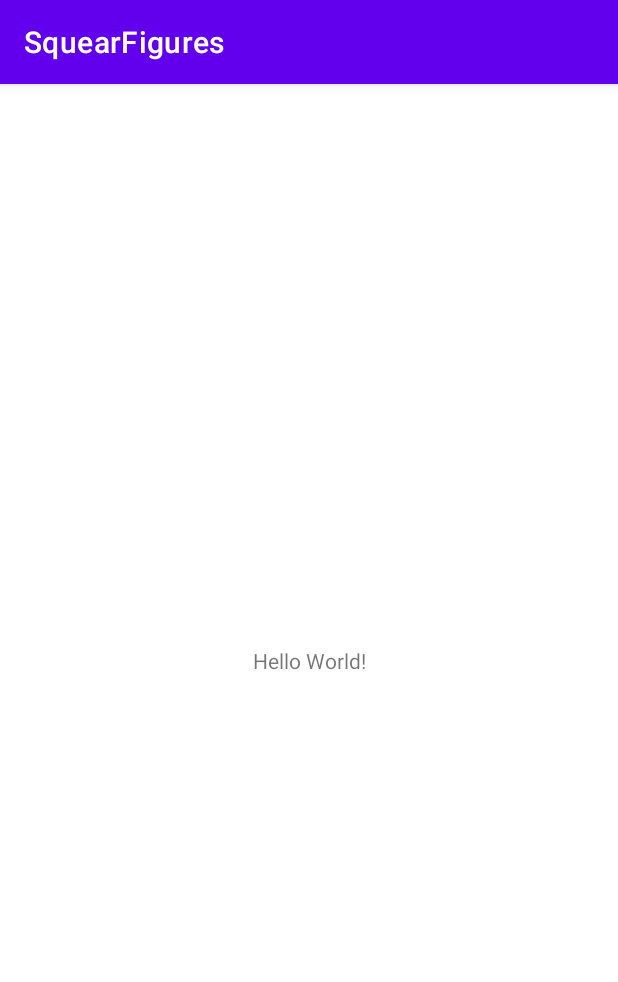
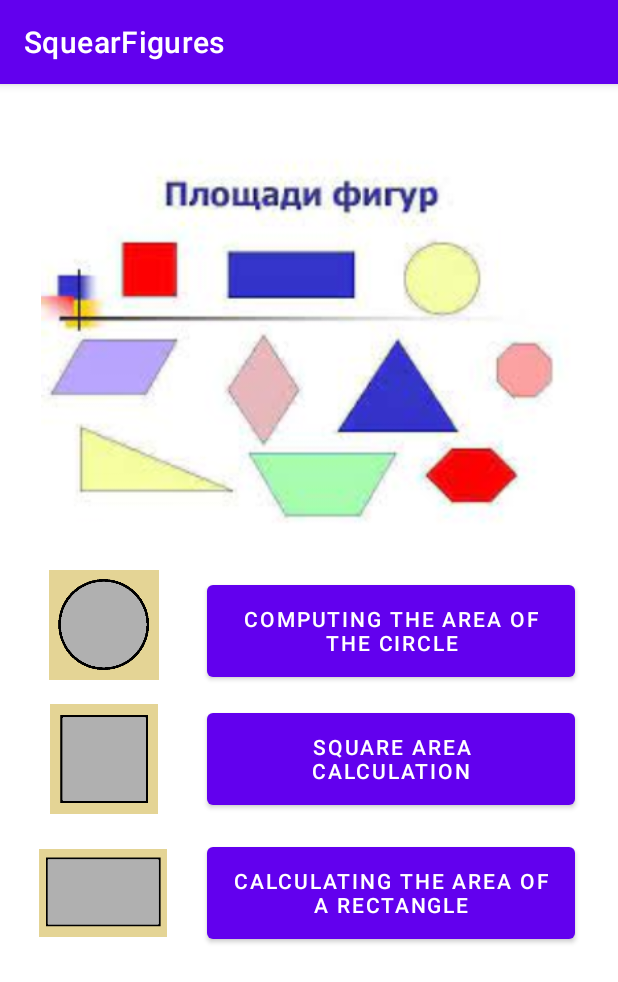
Before and after one commit to ArtemZonov/SquearFigures, an Android app: the screen it shows after launch (MainActivity), on a phone screen of 412 x 824 dp. Shown: the top 982 px of the screen. Run offline under Robolectric (Android 15) with nearby library versions, the phone set to English and light mode, and no system bars.

Commit message:
added views

```diff
--- a/app/src/main/java/com/jkdajac/squearfigures/MainActivity.kt
+++ b/app/src/main/java/com/jkdajac/squearfigures/MainActivity.kt
@@ -7,5 +7,7 @@ class MainActivity : AppCompatActivity() {
     override fun onCreate(savedInstanceState: Bundle?) {
         super.onCreate(savedInstanceState)
         setContentView(R.layout.activity_main)
+
+
     }
 }
--- a/app/src/main/res/layout/activity_main.xml
+++ b/app/src/main/res/layout/activity_main.xml
@@ -6,13 +6,81 @@
     android:layout_height="match_parent"
     tools:context=".MainActivity">
 
-    <TextView
-        android:layout_width="wrap_content"
-        android:layout_height="wrap_content"
-        android:text="Hello World!"
-        app:layout_constraintBottom_toBottomOf="parent"
-        app:layout_constraintLeft_toLeftOf="parent"
-        app:layout_constraintRight_toRightOf="parent"
-        app:layout_constraintTop_toTopOf="parent" />
+    <ImageView
+        android:id="@+id/ivImage"
+        android:layout_width="356dp"
+        android:layout_height="276dp"
+        android:layout_marginTop="24dp"
+        app:layout_constraintEnd_toEndOf="parent"
+        app:layout_constraintHorizontal_bias="0.49"
+        app:layout_constraintStart_toStartOf="parent"
+        app:layout_constraintTop_toTopOf="parent"
+        app:srcCompat="@drawable/squears_figures" />
+
+    <ImageView
+        android:id="@+id/ivCircle"
+        android:layout_width="85dp"
+        android:layout_height="73dp"
+        android:layout_marginTop="24dp"
+        app:layout_constraintEnd_toEndOf="parent"
+        app:layout_constraintHorizontal_bias="0.082"
+        app:layout_constraintStart_toStartOf="parent"
+        app:layout_constraintTop_toBottomOf="@+id/ivImage"
+        app:srcCompat="@drawable/circle" />
+
+    <Button
+        android:id="@+id/btCircle"
+        android:layout_width="245dp"
+        android:layout_height="73dp"
+        android:layout_marginTop="28dp"
+        android:shadowColor="#A88417"
+        android:text="Computing the area of the circle"
+        app:layout_constraintEnd_toEndOf="parent"
+        app:layout_constraintHorizontal_bias="0.478"
+        app:layout_constraintStart_toEndOf="@+id/ivCircle"
+        app:layout_constraintTop_toBottomOf="@+id/ivImage" />
+
+    <ImageView
+        android:id="@+id/ivSquear"
+        android:layout_width="85dp"
+        android:layout_height="73dp"
+        android:layout_marginTop="16dp"
+        app:layout_constraintEnd_toEndOf="parent"
+        app:layout_constraintHorizontal_bias="0.081"
+        app:layout_constraintStart_toStartOf="parent"
+        app:layout_constraintTop_toBottomOf="@+id/ivCircle"
+        app:srcCompat="@drawable/squear" />
+
+    <Button
+        android:id="@+id/btSquear"
+        android:layout_width="245dp"
+        android:layout_height="73dp"
+        android:layout_marginTop="12dp"
+        android:text="Square area calculation"
+        app:layout_constraintEnd_toEndOf="@+id/btCircle"
+        app:layout_constraintHorizontal_bias="0.0"
+        app:layout_constraintStart_toStartOf="@+id/btCircle"
+        app:layout_constraintTop_toBottomOf="@+id/btCircle" />
+
+    <ImageView
+        android:id="@+id/ivRectangle"
+        android:layout_width="85dp"
+        android:layout_height="73dp"
+        android:layout_marginTop="16dp"
+        app:layout_constraintEnd_toEndOf="parent"
+        app:layout_constraintHorizontal_bias="0.08"
+        app:layout_constraintStart_toStartOf="parent"
+        app:layout_constraintTop_toBottomOf="@+id/ivSquear"
+        app:srcCompat="@drawable/rectangle" />
+
+    <Button
+        android:id="@+id/btRectangle"
+        android:layout_width="245dp"
+        android:layout_height="73dp"
+        android:layout_marginTop="16dp"
+        android:text="Calculating the area of a rectangle"
+        app:layout_constraintEnd_toEndOf="@+id/btSquear"
+        app:layout_constraintStart_toStartOf="@+id/btSquear"
+        app:layout_constraintTop_toBottomOf="@+id/btSquear" />
 
 </androidx.constraintlayout.widget.ConstraintLayout>
```
Also changed, not shown: app/src/main/res/drawable-v24/circle.png (added), app/src/main/res/drawable-v24/rectangle.png (added), app/src/main/res/drawable-v24/squear.png (added), app/src/main/res/drawable-v24/squears_figures.jpeg (added).
